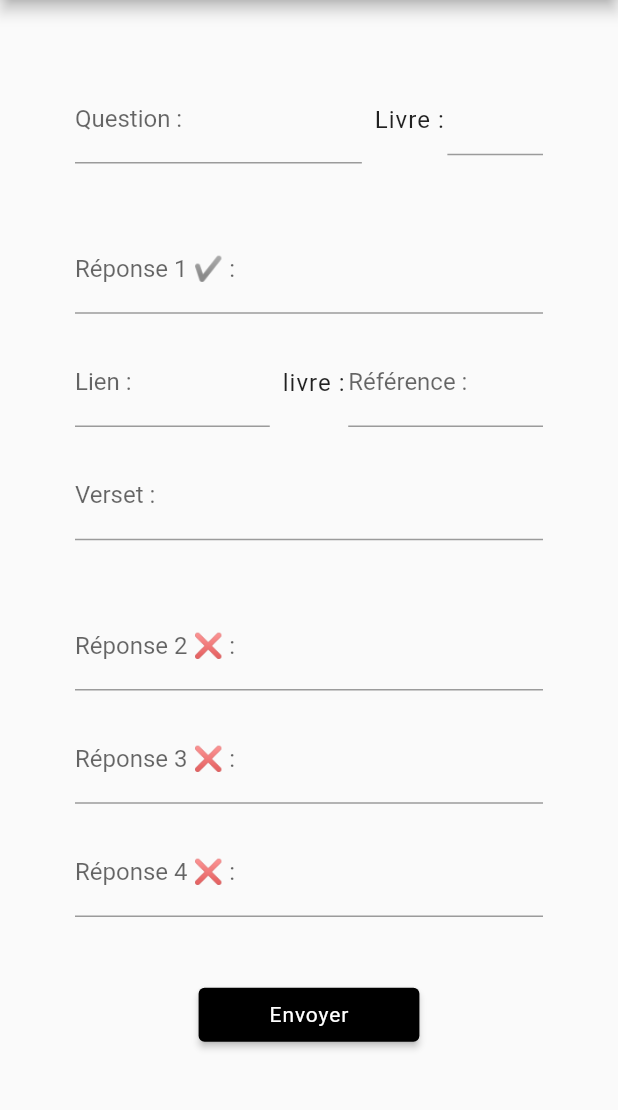
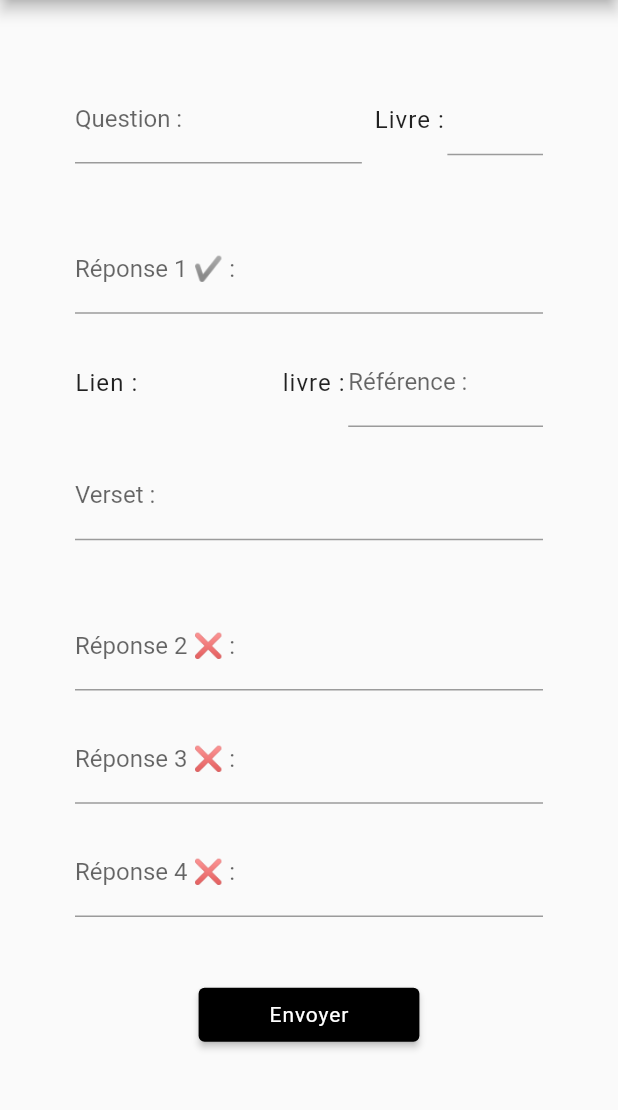
Before and after one commit to menel972/gypse-installer, a Flutter app: the screen it shows after launch, on a phone screen of 412 x 824 dp, the part 84-1194 px from its top. Run offline on Flutter 3.47's test engine with Material 2 defaults, Android fonts, the phone set to English and light mode, and no system bars; our stand-ins replace cloud_firestore, equatable, firebase_core, flutter_bloc, go_router, hooks_riverpod; missing offline and left inert: change_case; accounts and stored records are empty; Roboto replaces fonts that are missing (NotoSansDisplay).

Commit message:
FEAT | FIX  :

```diff
--- a/lib/add/presentation/models/ui_question.dart
+++ b/lib/add/presentation/models/ui_question.dart
@@ -36,7 +36,7 @@ class UiQuestion extends Equatable {
           questionId: qId,
           confirme: true,
           content: RLang(
-              texte: answer1, link: url, versetRef: verse, verset: verseRef),
+              texte: answer1, link: url, versetRef: verseRef, verset: verse),
         ),
         Answer(
           id: '',
--- a/lib/add/presentation/state/add_question_bloc.dart
+++ b/lib/add/presentation/state/add_question_bloc.dart
@@ -90,6 +90,18 @@ class AddQuestionBloc extends Cubit<AddQuestionState> {
     emit(state.copyWith(verseRef: value, verseRefError: ''));
   }
 
+  void setUrl() {
+    String urlVerse =
+        state.verseRef.isEmpty ? '' : state.verseRef.replaceAll(':', '.');
+    String urlBook = state.book.isEmpty
+        ? ''
+        : Book.values.firstWhere((book) => book.label == state.book).suffix;
+
+    emit(state.copyWith(
+        url: 'https://www.bible.com/fr/bible/93/$urlBook.$urlVerse.LSG',
+        urlError: ''));
+  }
+
   void onAnswer2Changed({String value = ''}) {
     if (isEmpty(value) != null) {
       emit(state.copyWith(answer2Error: isEmpty(value)));
--- a/lib/add/presentation/widgets/add_question_form.dart
+++ b/lib/add/presentation/widgets/add_question_form.dart
@@ -67,9 +67,13 @@ class AddQuestionForm extends HookConsumerWidget {
                                     .startsWith(value.text.toLowerCase());
                               });
                             },
-                            onSelected: (value) => context
-                                .read<AddQuestionBloc>()
-                                .onBookSelected(value: value),
+                            onSelected: (value) {
+                              context
+                                  .read<AddQuestionBloc>()
+                                  .onBookSelected(value: value);
+
+                              context.read<AddQuestionBloc>().setUrl();
+                            },
                           ),
                         ),
                       ],
@@ -88,16 +92,10 @@ class AddQuestionForm extends HookConsumerWidget {
                     Row(
                       children: [
                         Expanded(
-                          child: TextFormField(
-                            decoration: InputDecoration(
-                              labelText: 'Lien :',
-                              suffix: Text(state.urlError),
-                            ),
-                            onChanged: (value) => context
-                                .read<AddQuestionBloc>()
-                                .onUrlChanged(value: value),
-                          ),
-                        ),
+                            child: Text(
+                          'Lien : ${state.url}',
+                          style: const Font.m(color: Colors.black87),
+                        )),
                         Dimensions.xxs(context).spaceW(),
                         Text(
                             state.bookShort.isNotEmpty
@@ -112,9 +110,13 @@ class AddQuestionForm extends HookConsumerWidget {
                               labelText: 'Référence :',
                               suffix: Text(state.verseRefError),
                             ),
-                            onChanged: (value) => context
-                                .read<AddQuestionBloc>()
-                                .onVerseRefChanged(value: value),
+                            onChanged: (value) {
+                              context
+                                  .read<AddQuestionBloc>()
+                                  .onVerseRefChanged(value: value);
+
+                              context.read<AddQuestionBloc>().setUrl();
+                            },
                           ),
                         ),
                       ],
--- a/lib/common/enums.dart
+++ b/lib/common/enums.dart
@@ -7,73 +7,74 @@ enum Screen {
 }
 
 enum Book {
-  gen('Genèse'),
-  ex('Exode'),
-  lev('Lévitique'),
-  nom('Nombres'),
-  deut('Deutéronome'),
-  jos('Josué'),
-  jug('Juges'),
-  ruth('Ruth'),
-  sam1('1 Samuel'),
-  sam2('2 Samuel'),
-  roi1('1 Rois'),
-  roi2('2 Rois'),
-  chr1('1 Chroniques'),
-  chr2('2 Chroniques'),
-  esd('Esdras'),
-  neh('Néhémie'),
-  est('Esther'),
-  job('Job'),
-  ps('Psaumes'),
-  prov('Proverbes'),
-  eccl('Ecclésiaste'),
-  cant('Cantique'),
-  es('Ésaïe'),
-  jer('Jérémie'),
-  lam('Lamentations'),
-  eze('Ézékiel'),
-  dan('Daniel'),
-  os('Osée'),
-  joel('Joël'),
-  am('Amos'),
-  abd('Abdias'),
-  jon('Jonas'),
-  mich('Michée'),
-  nah('Nahum'),
-  hab('Habacuc'),
-  soph('Sophonie'),
-  ag('Aggée'),
-  zach('Zacharie'),
-  mal('Malachie'),
-  mat('Matthieu'),
-  mc('Marc'),
-  lc('Luc'),
-  jn('Jean'),
-  act('Actes'),
-  rom('Romains'),
-  cor1('1 Corinthiens'),
-  cor2('2 Corinthiens'),
-  gal('Galates'),
-  eph('Éphésiens'),
-  phi('Philippiens'),
-  col('Colossiens'),
-  thes1('1 Thessaloniciens'),
-  thes2('2 Thessaloniciens'),
-  tim1('1 Timothée'),
-  tim2('2 Timothée'),
-  ti('Tite'),
-  phile('Philémon'),
-  heb('Hébreux'),
-  jacq('Jacques'),
-  pier1('1 Pierre'),
-  pier2('2 Pierre'),
-  jn1('1 Jean'),
-  jn2('2 Jean'),
-  jn3('3 Jean'),
-  jud('Jude'),
-  ap('Apocalypse');
+  gen('Genèse', 'GEN'),
+  ex('Exode', 'EXO'),
+  lev('Lévitique', 'LEV'),
+  nom('Nombres', 'NUM'),
+  deut('Deutéronome', 'DEU'),
+  jos('Josué', 'JOS'),
+  jug('Juges', 'JDG'),
+  ruth('Ruth', 'RUT'),
+  sam1('1 Samuel', '1SA'),
+  sam2('2 Samuel', '2SA'),
+  roi1('1 Rois', '1KI'),
+  roi2('2 Rois', '2KI'),
+  chr1('1 Chroniques', '1CH'),
+  chr2('2 Chroniques', '2CH'),
+  esd('Esdras', 'EZR'),
+  neh('Néhémie', 'NEH'),
+  est('Esther', 'EST'),
+  job('Job', 'JOB'),
+  ps('Psaumes', 'PSA'),
+  prov('Proverbes', 'PRO'),
+  eccl('Ecclésiaste', 'ECC'),
+  cant('Cantique', 'CAN'),
+  es('Ésaïe', 'ISA'),
+  jer('Jérémie', 'JER'),
+  lam('Lamentations', 'LAM'),
+  eze('Ézékiel', 'EZK'),
+  dan('Daniel', 'DAN'),
+  os('Osée', 'HOS'),
+  joel('Joël', 'JOL'),
+  am('Amos', 'AMO'),
+  abd('Abdias', 'OBA'),
+  jon('Jonas', 'JON'),
+  mich('Michée', 'MIC'),
+  nah('Nahum', 'NAM'),
+  hab('Habacuc', 'HAB'),
+  soph('Sophonie', 'ZEP'),
+  ag('Aggée', 'HAG'),
+  zach('Zacharie', 'ZEC'),
+  mal('Malachie', 'MAL'),
+  mat('Matthieu', 'MAT'),
+  mc('Marc', 'MRK'),
+  lc('Luc', 'LUK'),
+  jn('Jean', 'JHN'),
+  act('Actes', 'ACT'),
+  rom('Romains', 'ROM'),
+  cor1('1 Corinthiens', '1CO'),
+  cor2('2 Corinthiens', '2CO'),
+  gal('Galates', 'GAL'),
+  eph('Éphésiens', 'EPH'),
+  phi('Philippiens', 'PHP'),
+  col('Colossiens', 'COL'),
+  thes1('1 Thessaloniciens', '1TH'),
+  thes2('2 Thessaloniciens', '2TH'),
+  tim1('1 Timothée', '1TI'),
+  tim2('2 Timothée', '2TI'),
+  ti('Tite', 'TIT'),
+  phile('Philémon', 'PHM'),
+  heb('Hébreux', 'HEB'),
+  jacq('Jacques', 'JAS'),
+  pier1('1 Pierre', '1PE'),
+  pier2('2 Pierre', '2PE'),
+  jn1('1 Jean', '1JN'),
+  jn2('2 Jean', '2JN'),
+  jn3('3 Jean', '3JN'),
+  jud('Jude', 'JUD'),
+  ap('Apocalypse', 'REV');
 
   final String label;
-  const Book(this.label);
+  final String suffix;
+  const Book(this.label, this.suffix);
 }
```
